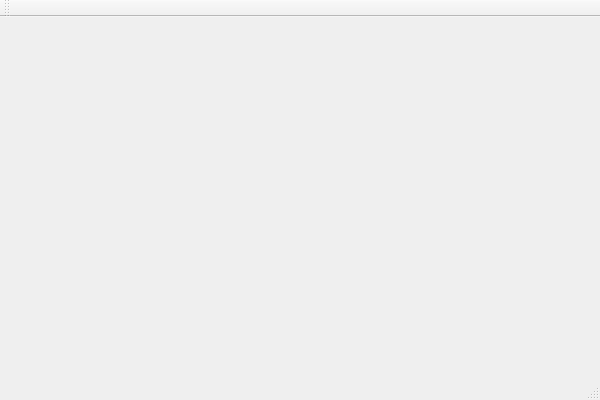
First picture: the form in QtExample/QtExample/QtExample.ui, repository WonMan-Kang/ex_Qt, before the edit.
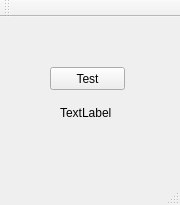
Second picture: the form after the edit.

```diff
--- a/QtExample/QtExample/QtExample.ui
+++ b/QtExample/QtExample/QtExample.ui
@@ -6,14 +6,41 @@
    <rect>
     <x>0</x>
     <y>0</y>
-    <width>600</width>
-    <height>400</height>
+    <width>180</width>
+    <height>205</height>
    </rect>
   </property>
   <property name="windowTitle">
    <string>SA_UI_Q</string>
   </property>
-  <widget class="QWidget" name="centralWidget"/>
+  <widget class="QWidget" name="centralWidget">
+   <widget class="QPushButton" name="pushButton">
+    <property name="geometry">
+     <rect>
+      <x>50</x>
+      <y>50</y>
+      <width>75</width>
+      <height>23</height>
+     </rect>
+    </property>
+    <property name="text">
+     <string>Test</string>
+    </property>
+   </widget>
+   <widget class="QLabel" name="label">
+    <property name="geometry">
+     <rect>
+      <x>60</x>
+      <y>90</y>
+      <width>56</width>
+      <height>12</height>
+     </rect>
+    </property>
+    <property name="text">
+     <string>TextLabel</string>
+    </property>
+   </widget>
+  </widget>
   <widget class="QMenuBar" name="menuBar">
    <property name="geometry">
     <rect>
```
Left out of the diff: 2 changed lines with no effect on the pictures.
